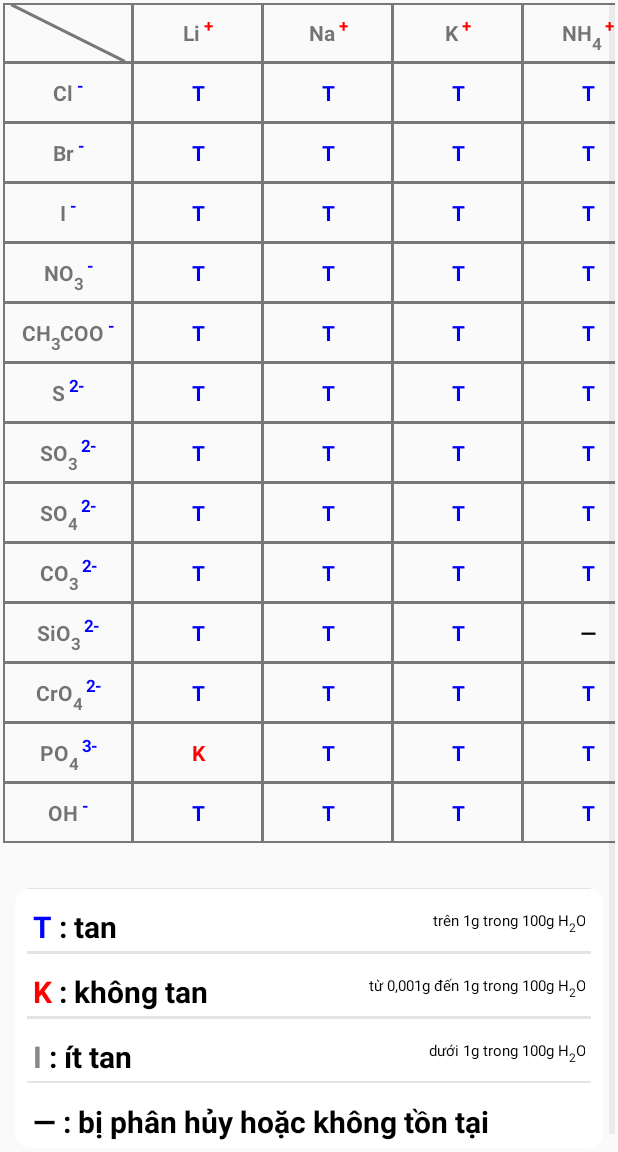
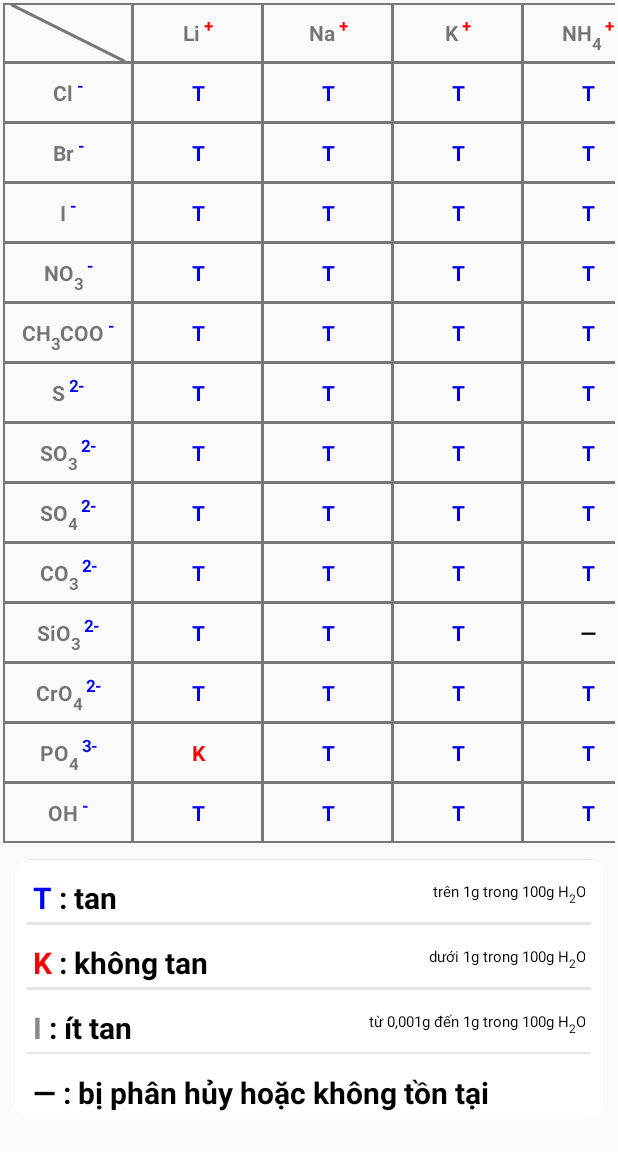
Before and after one commit to AuNguyenTrungNguyen/Luan-Van-Tot-Nghiep-App, an Android app: the screen it shows after launch (MainActivity), in the side drawer, after a tap on "Bảng tính tan", on a phone screen of 412 x 824 dp, the part 84-1236 px from its top. Run offline under Robolectric (Android 15) with nearby library versions, the phone set to English and light mode, and no system bars.

Commit message:
Add icon wiki

```diff
--- a/app/src/main/java/luanvan/luanvantotnghiep/Fragment/SolubilityTableFragment.java
+++ b/app/src/main/java/luanvan/luanvantotnghiep/Fragment/SolubilityTableFragment.java
@@ -95,10 +95,13 @@ public class SolubilityTableFragment extends Fragment {
     private void handleTextView() {
         mTvSoluble.setText(Html.fromHtml("<font color='blue'>T</font> : tan"));
         mTvInfoSoluble.setText(Html.fromHtml("trên 1g trong 100g H<small><sub>2</sub></small>O"));
+
         mTvInSoluble.setText(Html.fromHtml("<font color='red'>K</font> : không tan"));
-        mTvInfoInSoluble.setText(Html.fromHtml("từ 0,001g đến 1g trong 100g H<small><sub>2</sub></small>O"));
+        mTvInfoInSoluble.setText(Html.fromHtml("dưới 1g trong 100g H<small><sub>2</sub></small>O"));
+
         mTvLessSoluble.setText(Html.fromHtml("<font color='gray'>I</font> : ít tan"));
-        mTvInfoLessSoluble.setText(Html.fromHtml("dưới 1g trong 100g H<small><sub>2</sub></small>O"));
+        mTvInfoLessSoluble.setText(Html.fromHtml("từ 0,001g đến 1g trong 100g H<small><sub>2</sub></small>O"));
+
         mTvUnExist.setText(Html.fromHtml("<font color='black'>—</font> : bị phân hủy hoặc không tồn tại"));
     }
 
--- a/app/src/main/res/layout/activity_detail_element.xml
+++ b/app/src/main/res/layout/activity_detail_element.xml
@@ -49,7 +49,7 @@
                         android:layout_height="25dp"
                         android:layout_centerHorizontal="true"
                         android:layout_centerVertical="true"
-                        android:src="@mipmap/ic_launcher_round" />
+                        android:src="@drawable/icon_wiki_white" />
 
                 </RelativeLayout>
 
@@ -475,7 +475,7 @@
                             android:layout_weight="1"
                             android:foregroundGravity="center"
                             android:paddingRight="8dp"
-                            android:src="@mipmap/ic_launcher_round" />
+                            android:src="@drawable/icon_wiki" />
 
                     </LinearLayout>
 
--- a/app/src/main/res/layout/fragment_solubility_table.xml
+++ b/app/src/main/res/layout/fragment_solubility_table.xml
@@ -40,16 +40,6 @@
                     </TableLayout>
 
                 </HorizontalScrollView>
-
-            </LinearLayout>
-
-            <LinearLayout
-                android:layout_width="match_parent"
-                android:layout_height="wrap_content">
-
-                <TextView
-                    android:layout_width="match_parent"
-                    android:layout_height="match_parent" />
 
             </LinearLayout>
 
--- a/app/src/main/res/values/colors.xml
+++ b/app/src/main/res/values/colors.xml
@@ -4,6 +4,7 @@
     <color name="colorPrimaryDark">#29434e</color>
     <color name="colorAccent">#FF4081</color>
     <color name="textColor">#fff</color>
+    <color name="background">#e7e5e5</color>
 
     <!--Color type of periodic-->
     <color name="alkali_metal">#ff6666</color>
```
Also changed, not shown: app/src/main/res/drawable-hdpi/icon_wiki.png (added), app/src/main/res/drawable-hdpi/icon_wiki_white.png (added), app/src/main/res/drawable-mdpi/icon_wiki.png (added), app/src/main/res/drawable-mdpi/icon_wiki_white.png (added), app/src/main/res/drawable-xhdpi/icon_wiki.png (added), app/src/main/res/drawable-xhdpi/icon_wiki_white.png (added), app/src/main/res/drawable-xxhdpi/icon_wiki.png (added), app/src/main/res/drawable-xxhdpi/icon_wiki_white.png (added).
